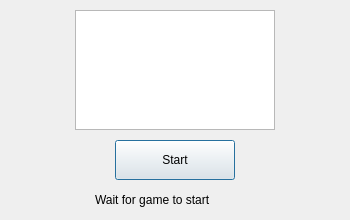
This is FingerCoaster/lobby.ui in PavleVl/FingerCoaster as Qt 5 draws it before an edit. The edited form follows.
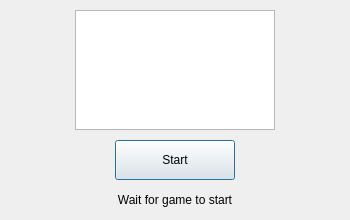
This is the edited form.

Patch:
```diff
--- a/FingerCoaster/lobby.ui
+++ b/FingerCoaster/lobby.ui
@@ -627,6 +627,9 @@
    <property name="text">
     <string>Wait for game to start</string>
    </property>
+   <property name="alignment">
+    <set>Qt::AlignCenter</set>
+   </property>
   </widget>
   <widget class="QListWidget" name="playerList">
    <property name="geometry">
```
